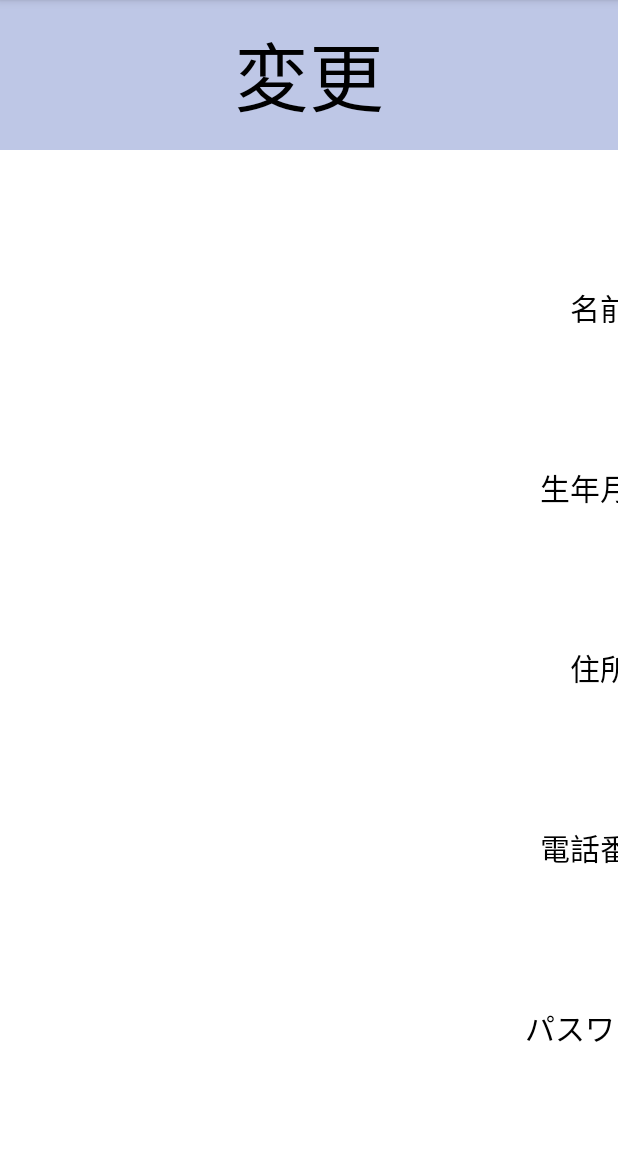
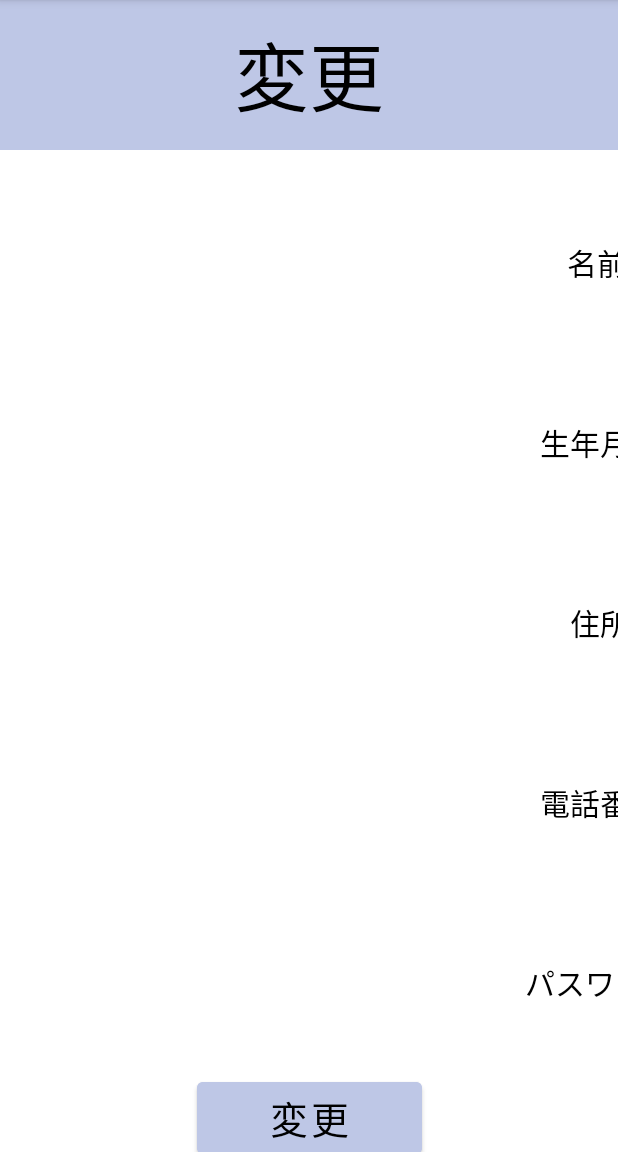
Before and after one commit to moko0610/Pos_change, an Android app: the screen it shows after launch (MainActivity), on a phone screen of 412 x 824 dp, the part 84-1236 px from its top. Run offline under Robolectric (Android 15) with nearby library versions, the phone set to English and light mode, and no system bars.

Commit message:
1/26修正

```diff
--- a/app/src/main/res/layout/activity_main.xml
+++ b/app/src/main/res/layout/activity_main.xml
@@ -12,18 +12,18 @@
         android:layout_height="match_parent"
         app:layout_constraintBottom_toBottomOf="parent"
         app:layout_constraintEnd_toEndOf="parent"
-        app:layout_constraintHorizontal_bias="0.0"
+        app:layout_constraintHorizontal_bias="1.0"
         app:layout_constraintStart_toStartOf="parent"
         app:layout_constraintTop_toTopOf="parent"
-        app:layout_constraintVertical_bias="0.0"
+        app:layout_constraintVertical_bias="1.0"
         tools:context=".MainActivity">
 
         <TextView
             android:id="@+id/name"
             android:layout_width="100dp"
             android:layout_height="50dp"
-            android:layout_marginStart="350dp"
-            android:layout_marginTop="80dp"
+            android:layout_marginStart="348dp"
+            android:layout_marginTop="50dp"
             android:gravity="center_vertical|center_horizontal"
             android:text="名前"
             android:textColor="#000000"
@@ -96,7 +96,7 @@
 
         <EditText
             android:id="@+id/editTextPhone"
-            android:layout_width="wrap_content"
+            android:layout_width="200dp"
             android:layout_height="50dp"
             android:layout_marginStart="100dp"
             android:layout_marginTop="70dp"
@@ -107,7 +107,7 @@
 
         <EditText
             android:id="@+id/editTextDate"
-            android:layout_width="wrap_content"
+            android:layout_width="200dp"
             android:layout_height="50dp"
             android:layout_marginStart="100dp"
             android:layout_marginTop="70dp"
@@ -118,7 +118,7 @@
 
         <EditText
             android:id="@+id/editTextTextPassword"
-            android:layout_width="wrap_content"
+            android:layout_width="200dp"
             android:layout_height="wrap_content"
             android:layout_marginStart="100dp"
             android:layout_marginTop="70dp"
@@ -132,7 +132,7 @@
             android:layout_width="300dp"
             android:layout_height="50dp"
             android:layout_marginStart="100dp"
-            android:layout_marginTop="180dp"
+            android:layout_marginTop="150dp"
             android:ems="10"
             android:inputType="textPersonName"
             app:layout_constraintStart_toEndOf="@+id/name"
@@ -151,6 +151,19 @@
             app:layout_constraintStart_toStartOf="parent"
             app:layout_constraintTop_toTopOf="parent" />
 
+        <Button
+            android:id="@+id/change"
+            android:layout_width="150dp"
+            android:layout_height="60dp"
+            android:layout_marginTop="40dp"
+            android:backgroundTint="#BEC7E6"
+            android:text="変更"
+            android:textColor="#000000"
+            android:textSize="25sp"
+            app:layout_constraintEnd_toEndOf="parent"
+            app:layout_constraintStart_toStartOf="parent"
+            app:layout_constraintTop_toBottomOf="@+id/editTextTextPassword" />
+
     </androidx.constraintlayout.widget.ConstraintLayout>
 
 </androidx.constraintlayout.widget.ConstraintLayout>
```
